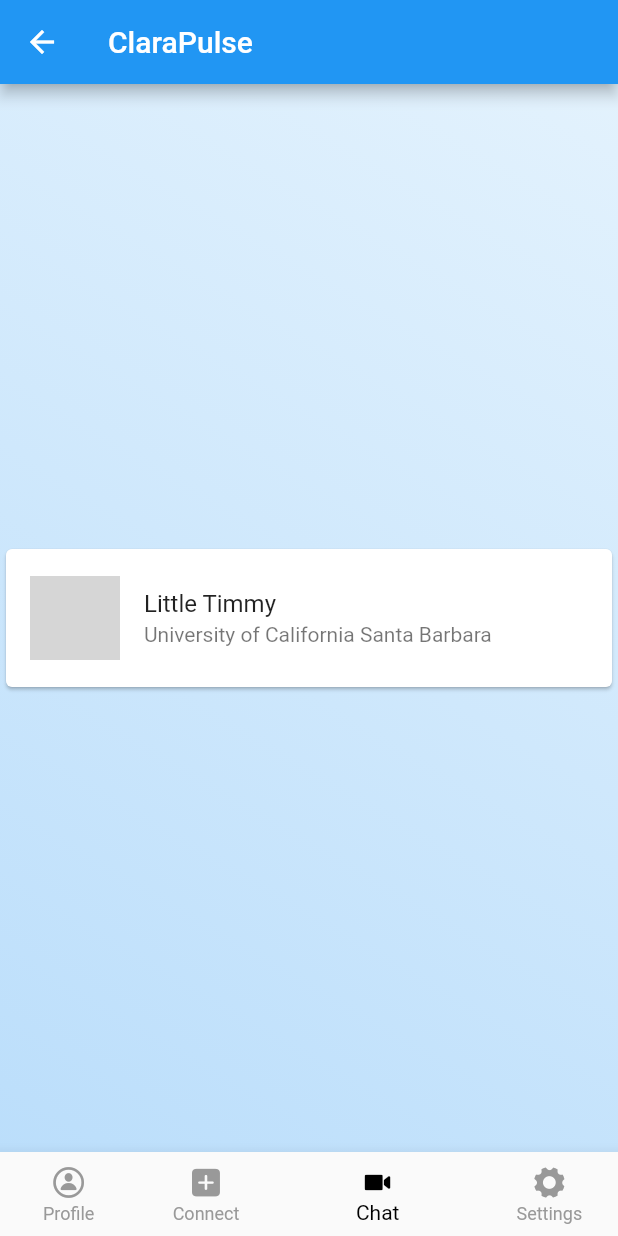
After one commit to clarapulse/app, a Flutter app: the HomeScreenWidget screen opened directly, item 3 of the bottom bar chosen, on a phone screen of 412 x 824 dp. The commit adds this screen. Run offline on Flutter 3.47's test engine with Material 2 defaults, Android fonts, the phone set to English and light mode, and no system bars; our stand-ins replace firebase_auth, firebase_core, google_sign_in, logger, shared_preferences; missing offline and left inert: logger_flutter; accounts and stored records are empty; network calls fail; grey boxes are pictures that could not be loaded.

Commit message:
working on something

```diff
--- /dev/null
+++ b/lib/Pages/chat/user_cards.dart
@@ -0,0 +1,46 @@
+import 'package:clarapulse/utils/globals.dart';
+import 'package:flutter/cupertino.dart';
+import 'package:flutter/material.dart';
+import 'package:http/http.dart' as http;
+
+
+class UserCardWidget extends StatefulWidget {
+  UserCardWidget({Key key}) : super(key: key);
+
+  @override
+  UserCardWidgetState createState() => UserCardWidgetState();
+}
+class UserCardWidgetState extends  State<UserCardWidget>{
+  Future<http.Response> fetchConnections() {
+    return http.get(Uri.https('clarapulse.loca.lt', 'connections'));
+  }
+  @override
+  Widget build(BuildContext context) {
+    fetchConnections();
+    return Center(
+      child:Container(
+        height: 100,
+        child: Card(
+          child: Column(
+            mainAxisAlignment: MainAxisAlignment.center,
+            mainAxisSize: MainAxisSize.max,
+            children: <Widget>[
+              ListTile(
+                leading: ClipOval(
+                  child: Image.network(
+                    localUser.photoURL,
+                    fit: BoxFit.cover,
+                    width: 60.0,
+                    height: 60.0,
+                  )
+                ),
+                title: Text('Little Timmy'),
+                subtitle: Text('University of California Santa Barbara'),
+              ),
+            ],
+          ),
+        ),
+      ),
+    );
+  }
+}
--- a/lib/main.dart
+++ b/lib/main.dart
@@ -1,4 +1,4 @@
-import 'package:clarapulse/Pages/first_screen.dart';
+import 'package:clarapulse/Pages/main_screen.dart';
 import 'package:flutter/material.dart';
 import 'package:firebase_core/firebase_core.dart';
 import 'package:shared_preferences/shared_preferences.dart';
```
Also changed, not shown: lib/Pages/login/login_page.dart (+13 -1 lines), lib/Pages/main_screen.dart (renamed from lib/Pages/first_screen.dart, +2 -25 lines).
